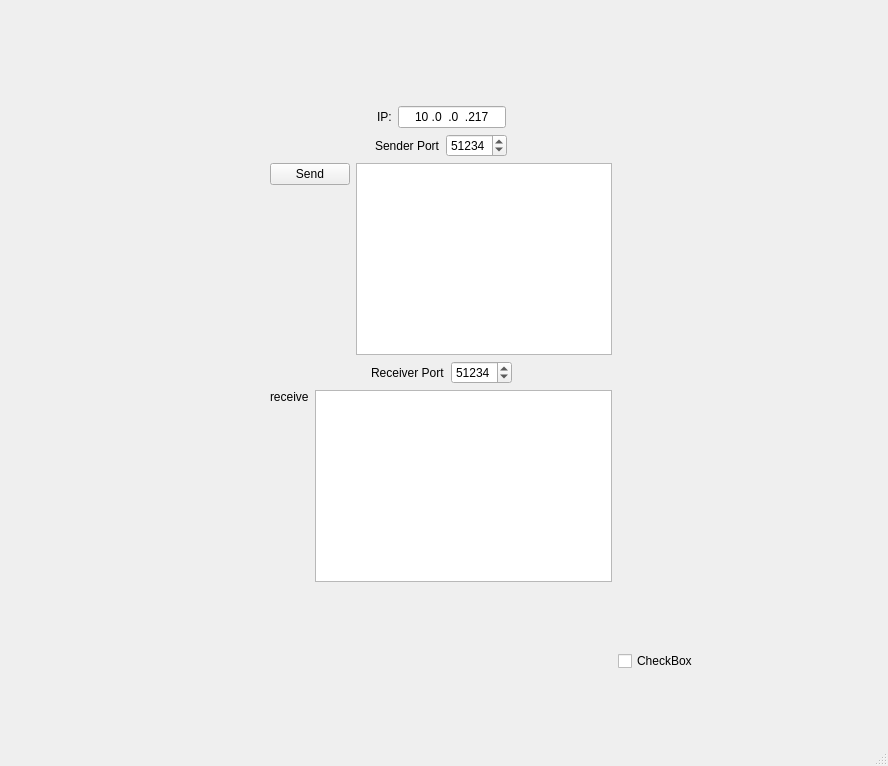
Old version of the form WinConnected-PC-3.0-Update/tcp/Win_UI/TCP.ui in the repository weibaozi/WinConnect.
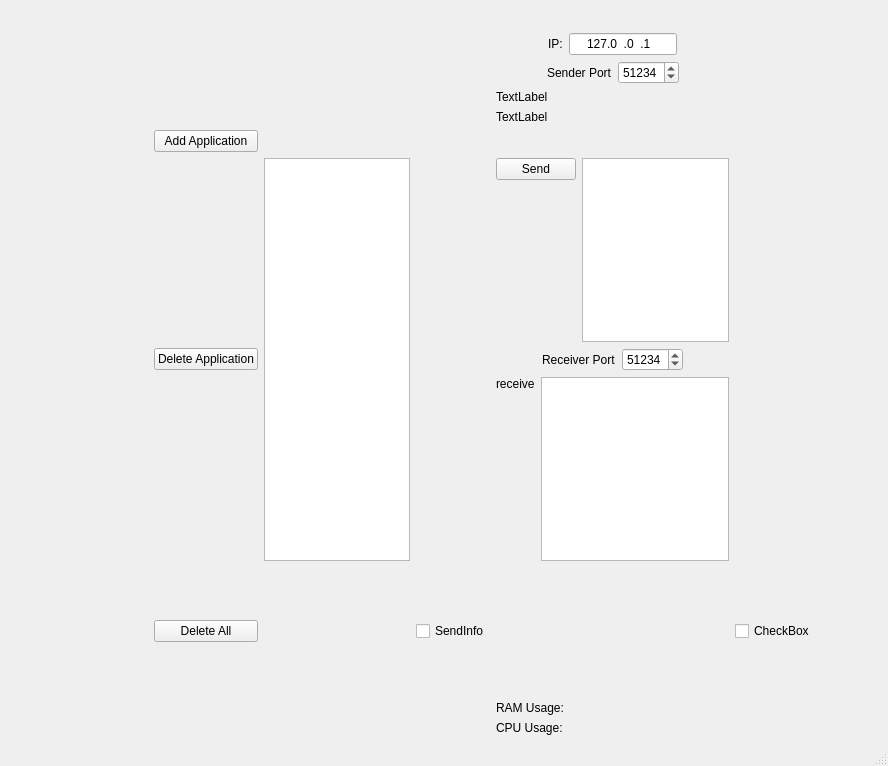
New version of the form.

```diff
--- a/WinConnected-PC-3.0-Update/tcp/Win_UI/TCP.ui
+++ b/WinConnected-PC-3.0-Update/tcp/Win_UI/TCP.ui
@@ -15,33 +15,14 @@
   </property>
   <widget class="QWidget" name="centralwidget">
    <layout class="QGridLayout" name="gridLayout">
-    <item row="1" column="0">
-     <spacer name="horizontalSpacer_4">
-      <property name="orientation">
-       <enum>Qt::Horizontal</enum>
+    <item row="1" column="4">
+     <widget class="QLabel" name="IpLabel">
+      <property name="text">
+       <string>TextLabel</string>
       </property>
-      <property name="sizeHint" stdset="0">
-       <size>
-        <width>255</width>
-        <height>20</height>
-       </size>
-      </property>
-     </spacer>
+     </widget>
     </item>
-    <item row="2" column="1">
-     <spacer name="verticalSpacer_3">
-      <property name="orientation">
-       <enum>Qt::Vertical</enum>
-      </property>
-      <property name="sizeHint" stdset="0">
-       <size>
-        <width>20</width>
-        <height>144</height>
-       </size>
-      </property>
-     </spacer>
-    </item>
-    <item row="1" column="1">
+    <item row="11" column="4">
      <layout class="QVBoxLayout" name="verticalLayout_3">
       <item>
        <layout class="QHBoxLayout" name="horizontalLayout">
@@ -158,7 +139,7 @@
       </item>
      </layout>
     </item>
-    <item row="1" column="2">
+    <item row="11" column="5">
      <spacer name="horizontalSpacer_3">
       <property name="orientation">
        <enum>Qt::Horizontal</enum>
@@ -171,7 +152,68 @@
       </property>
      </spacer>
     </item>
-    <item row="0" column="1">
+    <item row="12" column="3">
+     <widget class="QCheckBox" name="sendSwitch">
+      <property name="text">
+       <string>SendInfo</string>
+      </property>
+     </widget>
+    </item>
+    <item row="11" column="0">
+     <spacer name="horizontalSpacer_4">
+      <property name="orientation">
+       <enum>Qt::Horizontal</enum>
+      </property>
+      <property name="sizeHint" stdset="0">
+       <size>
+        <width>255</width>
+        <height>20</height>
+       </size>
+      </property>
+     </spacer>
+    </item>
+    <item row="12" column="4">
+     <spacer name="verticalSpacer_3">
+      <property name="orientation">
+       <enum>Qt::Vertical</enum>
+      </property>
+      <property name="sizeHint" stdset="0">
+       <size>
+        <width>20</width>
+        <height>144</height>
+       </size>
+      </property>
+     </spacer>
+    </item>
+    <item row="2" column="4">
+     <widget class="QLabel" name="statusLabel">
+      <property name="text">
+       <string>TextLabel</string>
+      </property>
+     </widget>
+    </item>
+    <item row="14" column="4">
+     <widget class="QLabel" name="ramLabel">
+      <property name="text">
+       <string>CPU Usage:</string>
+      </property>
+     </widget>
+    </item>
+    <item row="12" column="5">
+     <widget class="QCheckBox" name="recvSwitch">
+      <property name="text">
+       <string>CheckBox</string>
+      </property>
+     </widget>
+    </item>
+    <item row="13" column="4">
+     <widget class="QLabel" name="cpuLabel">
+      <property name="text">
+       <string>RAM Usage:</string>
+      </property>
+     </widget>
+    </item>
+    <item row="0" column="4">
      <layout class="QVBoxLayout" name="verticalLayout_5">
       <item>
        <spacer name="verticalSpacer_4">
@@ -216,7 +258,7 @@
              <string>000.000.000.000</string>
             </property>
             <property name="text">
-             <string>10.0.0.217</string>
+             <string>127.0.0.1</string>
             </property>
             <property name="maxLength">
              <number>15</number>
@@ -296,10 +338,27 @@
       </item>
      </layout>
     </item>
-    <item row="2" column="2">
-     <widget class="QCheckBox" name="recvSwitch">
+    <item row="11" column="2">
+     <widget class="QListWidget" name="fileListWidget"/>
+    </item>
+    <item row="11" column="1">
+     <widget class="QPushButton" name="deleteFileButton">
       <property name="text">
-       <string>CheckBox</string>
+       <string>Delete Application</string>
+      </property>
+     </widget>
+    </item>
+    <item row="10" column="1">
+     <widget class="QPushButton" name="SelectFileButton">
+      <property name="text">
+       <string>Add Application</string>
+      </property>
+     </widget>
+    </item>
+    <item row="12" column="1">
+     <widget class="QPushButton" name="deleteAllButton">
+      <property name="text">
+       <string>Delete All</string>
       </property>
      </widget>
     </item>
```
Left out of the diff: 2 changed lines with no effect on the pictures.
